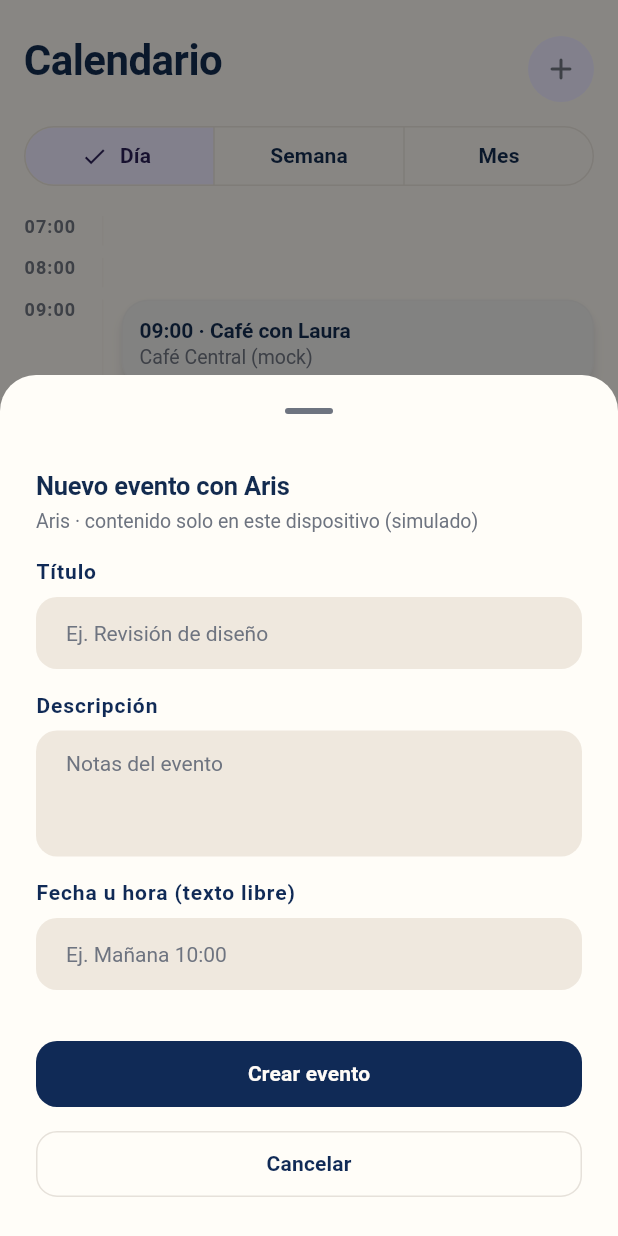
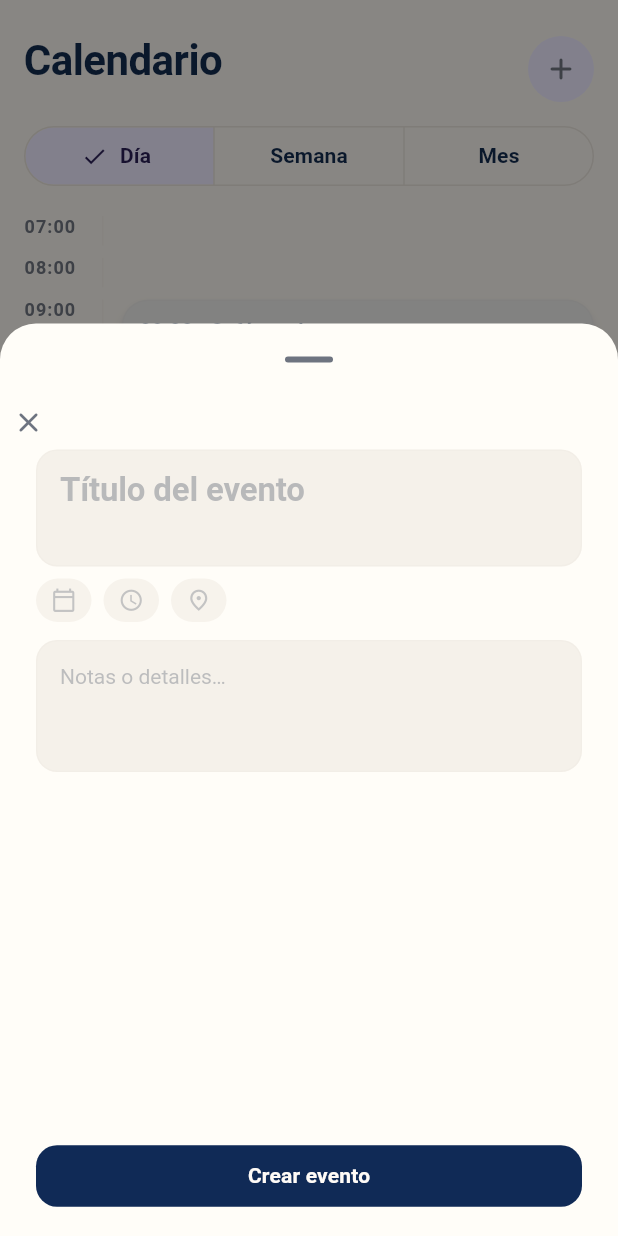
Before and after one commit to jmpmonge/aris-flutter, a Flutter app: the screen it shows after launch, item 2 of the bottom bar chosen, after a tap on the "add" icon, on a phone screen of 412 x 824 dp. Run offline on Flutter 3.47's test engine with Material 3 defaults, Android fonts, the phone set to English and light mode, and no system bars; our stand-ins replace shared_preferences; network calls fail.

Commit message:
v0.49.22 alinea editor manual de calendario con tareas y elimina tono Aris
Co-authored-by: Cursor <cursoragent@cursor.com>

```diff
--- /dev/null
+++ b/lib/features/calendar/presentation/manual_event_editor_page.dart
@@ -0,0 +1,394 @@
+import 'package:flutter/material.dart';
+
+import '../../../core/services/local_action_service.dart';
+import '../../../shared/layout/breakpoints.dart';
+import '../../../theme/app_spacing.dart';
+import '../../tasks/presentation/manual_task_editor_page.dart';
+
+/// Editor manual de evento: sheet alto alineado con Tareas (v0.49.22).
+abstract final class ManualEventEditorPage {
+  static const double _sheetHeightFactor = 0.68;
+
+  static Future<void> show(BuildContext context) {
+    final scheme = Theme.of(context).colorScheme;
+    final width = MediaQuery.sizeOf(context).width;
+    final sheetConstraints = width > LayoutBreakpoints.webMobileFrameMaxWidth
+        ? BoxConstraints(maxWidth: LayoutBreakpoints.webMobileFrameMaxWidth)
+        : null;
+
+    return showModalBottomSheet<void>(
+      context: context,
+      isScrollControlled: true,
+      useSafeArea: true,
+      showDragHandle: true,
+      backgroundColor: scheme.surface,
+      barrierColor: scheme.scrim.withValues(alpha: 0.45),
+      constraints: sheetConstraints,
+      shape: const RoundedRectangleBorder(
+        borderRadius: BorderRadius.vertical(
+          top: Radius.circular(AppSpacing.radiusXl),
+        ),
+      ),
+      builder: (ctx) {
+        final viewBottom = MediaQuery.viewInsetsOf(ctx).bottom;
+        final sheetH = MediaQuery.sizeOf(ctx).height * _sheetHeightFactor;
+        return Padding(
+          padding: EdgeInsets.only(bottom: viewBottom),
+          child: SizedBox(
+            height: sheetH,
+            child: const _ManualEventEditorSheet(),
+          ),
+        );
+      },
+    );
+  }
+}
+
+class _ManualEventEditorSheet extends StatefulWidget {
+  const _ManualEventEditorSheet();
+
+  @override
+  State<_ManualEventEditorSheet> createState() => _ManualEventEditorSheetState();
+}
+
+class _ManualEventEditorSheetState extends State<_ManualEventEditorSheet> {
+  final _title = TextEditingController();
+  final _notes = TextEditingController();
+  final _notesFocus = FocusNode();
+
+  DateTime? _date;
+  TimeOfDay? _time;
+  String _location = '';
+  String? _titleError;
+
+  static const _monthsShort = <String>[
+    'ene',
+    'feb',
+    'mar',
+    'abr',
+    'may',
+    'jun',
+    'jul',
+    'ago',
+    'sep',
+    'oct',
+    'nov',
+    'dic',
+  ];
+
+  @override
+  void dispose() {
+    _title.dispose();
+    _notes.dispose();
+    _notesFocus.dispose();
+    super.dispose();
+  }
+
+  String _dateLabel(DateTime d) => '${d.day} ${_monthsShort[d.month - 1]}';
+
+  String _timeLabel(TimeOfDay t) {
+    final h = t.hour.toString().padLeft(2, '0');
+    final m = t.minute.toString().padLeft(2, '0');
+    return '$h:$m';
+  }
+
+  String? _whenText() {
+    final parts = <String>[];
+    if (_date != null) parts.add(_dateLabel(_date!));
+    if (_time != null) parts.add(_timeLabel(_time!));
+    if (parts.isEmpty) return null;
+    return parts.join(' · ');
+  }
+
+  InputDecoration _fieldDecoration(
+    String hint,
+    TextStyle? hintStyle, {
+    String? errorText,
+  }) {
+    return InputDecoration(
+      border: InputBorder.none,
+      enabledBorder: InputBorder.none,
+      focusedBorder: InputBorder.none,
+      errorBorder: InputBorder.none,
+      focusedErrorBorder: InputBorder.none,
+      filled: false,
+      hintText: hint,
+      hintStyle: hintStyle,
+      errorText: errorText,
+      contentPadding: EdgeInsets.zero,
+      isDense: true,
+      isCollapsed: true,
+    );
+  }
+
+  Widget _textSurface({required Widget child}) {
+    final scheme = Theme.of(context).colorScheme;
+    return DecoratedBox(
+      decoration: BoxDecoration(
+        color: scheme.surfaceContainerHighest.withValues(alpha: 0.42),
+        borderRadius: BorderRadius.circular(AppSpacing.radiusMd),
+        border: Border.all(
+          color: scheme.outline.withValues(alpha: 0.18),
+        ),
+      ),
+      child: Padding(
+        padding: const EdgeInsets.symmetric(
+          horizontal: AppSpacing.md,
+          vertical: AppSpacing.sm + 2,
+        ),
+        child: child,
+      ),
+    );
+  }
+
+  Future<void> _pickDate() async {
+    final now = DateTime.now();
+    final picked = await showDatePicker(
+      context: context,
+      initialDate: _date ?? now,
+      firstDate: now.subtract(const Duration(days: 1)),
+      lastDate: now.add(const Duration(days: 365 * 3)),
+    );
+    if (!mounted || picked == null) return;
+    setState(() => _date = DateTime(picked.year, picked.month, picked.day));
+  }
+
+  Future<void> _pickTime() async {
+    final picked = await showTimePicker(
+      context: context,
+      initialTime: _time ?? TimeOfDay.now(),
+    );
+    if (!mounted || picked == null) return;
+    setState(() => _time = picked);
+  }
+
+  Future<void> _editLocation() async {
+    final ctrl = TextEditingController(text: _location);
+    final result = await showDialog<String>(
+      context: context,
+      builder: (ctx) {
+        return AlertDialog(
+          title: const Text('Ubicación'),
+          content: TextField(
+            controller: ctrl,
+            autofocus: true,
+            decoration: const InputDecoration(
+              hintText: 'Ej. Oficina, Zoom…',
+            ),
+          ),
+          actions: [
+            TextButton(
+              onPressed: () => Navigator.pop(ctx),
+              child: const Text('Cancelar'),
+            ),
+            FilledButton(
+              onPressed: () => Navigator.pop(ctx, ctrl.text.trim()),
+              child: const Text('Listo'),
+            ),
+          ],
+        );
+      },
+    );
+    ctrl.dispose();
+    if (!mounted || result == null) return;
+    setState(() => _location = result);
+  }
+
+  void _submit() {
+    final t = _title.text.trim();
+    if (t.isEmpty) {
+      setState(() => _titleError = 'Escribe un título');
+      return;
+    }
+
+    final noteText = _notes.text.trim();
+    final descParts = <String>[];
+    if (noteText.isNotEmpty) descParts.add(noteText);
+    if (_location.isNotEmpty) descParts.add(_location);
+
+    LocalActionService.createEvent(
+      title: t,
+      description: descParts.isEmpty ? null : descParts.join('\n'),
+      dateText: _whenText(),
+    );
+    Navigator.of(context).pop();
+  }
+
+  Widget _metaChip({
+    required IconData icon,
+    required bool active,
+    required VoidCallback onTap,
+    String? valueLabel,
+    bool iconOnly = false,
+  }) {
+    final scheme = Theme.of(context).colorScheme;
+    final tt = Theme.of(context).textTheme;
+    final color = active
+        ? TaskManualEditorAccent.metaActive
+        : scheme.onSurfaceVariant.withValues(alpha: 0.38);
+    final iconSize = iconOnly ? 18.0 : 17.0;
+
+    return Material(
+      color: active
+          ? TaskManualEditorAccent.metaActive.withValues(alpha: 0.14)
+          : scheme.surfaceContainerHighest.withValues(alpha: 0.35),
+      borderRadius: BorderRadius.circular(20),
+      child: InkWell(
+        onTap: onTap,
+        borderRadius: BorderRadius.circular(20),
+        child: Padding(
+          padding: EdgeInsets.symmetric(
+            horizontal: iconOnly ? 8 : 10,
+            vertical: 6,
+          ),
+          child: Row(
+            mainAxisSize: MainAxisSize.min,
+            children: [
+              Icon(icon, size: iconSize, color: color),
+              if (!iconOnly && valueLabel != null && valueLabel.isNotEmpty) ...[
+                const SizedBox(width: 5),
+                Text(
+                  valueLabel,
+                  style: tt.labelSmall?.copyWith(
+                    color: color,
+                    fontWeight: FontWeight.w600,
+                    letterSpacing: 0.1,
+                  ),
+                ),
+              ],
+            ],
+          ),
+        ),
+      ),
+    );
+  }
+
+  @override
+  Widget build(BuildContext context) {
+    final scheme = Theme.of(context).colorScheme;
+    final tt = Theme.of(context).textTheme;
+
+    final titleStyle = tt.titleLarge?.copyWith(
+      fontWeight: FontWeight.w700,
+      height: 1.15,
+      fontSize: 22,
+      color: scheme.onSurface,
+    );
+    final bodyStyle = tt.bodyMedium?.copyWith(
+      height: 1.4,
+      color: scheme.onSurface,
+    );
+    final titleHint = titleStyle?.copyWith(
+      color: scheme.onSurfaceVariant.withValues(alpha: 0.45),
+      fontWeight: FontWeight.w600,
+    );
+    final bodyHint = bodyStyle?.copyWith(
+      color: scheme.onSurfaceVariant.withValues(alpha: 0.42),
+    );
+
+    final locationLabel = _location.isEmpty
+        ? null
+        : (_location.length > 14 ? '${_location.substring(0, 14)}…' : _location);
+
+    return Column(
+      crossAxisAlignment: CrossAxisAlignment.stretch,
+      children: [
+        Align(
+          alignment: Alignment.centerLeft,
+          child: IconButton(
+            visualDensity: VisualDensity.compact,
+            icon: const Icon(Icons.close_rounded, size: 22),
+            tooltip: 'Cerrar',
+            onPressed: () => Navigator.of(context).pop(),
+          ),
+        ),
+        Expanded(
+          child: SingleChildScrollView(
+            padding: const EdgeInsets.fromLTRB(
+              AppSpacing.lg,
+              0,
+              AppSpacing.lg,
+              AppSpacing.sm,
+            ),
+            child: Column(
+              crossAxisAlignment: CrossAxisAlignment.stretch,
+              children: [
+                _textSurface(
+                  child: TextField(
+                    controller: _title,
+                    style: titleStyle,
+                    maxLines: 2,
+                    textInputAction: TextInputAction.next,
+                    onSubmitted: (_) => _notesFocus.requestFocus(),
+                    decoration: _fieldDecoration(
+                      'Título del evento',
+                      titleHint,
+                      errorText: _titleError,
+                    ),
+                  ),
+                ),
+                const SizedBox(height: AppSpacing.xs),
+                Row(
+                  children: [
+                    _metaChip(
+                      icon: Icons.calendar_today_outlined,
+                      active: _date != null,
+                      onTap: _pickDate,
+                      valueLabel: _date != null ? _dateLabel(_date!) : null,
+                    ),
+                    const SizedBox(width: AppSpacing.xs),
+                    _metaChip(
+                      icon: Icons.schedule_outlined,
+                      active: _time != null,
+                      onTap: _pickTime,
+                      valueLabel: _time != null ? _timeLabel(_time!) : null,
+                    ),
+                    const SizedBox(width: AppSpacing.xs),
+                    _metaChip(
+                      icon: Icons.place_outlined,
+                      active: _location.isNotEmpty,
+                      onTap: _editLocation,
+                      valueLabel: locationLabel,
+                    ),
+                  ],
+                ),
+                const SizedBox(height: AppSpacing.sm),
+                _textSurface(
+                  child: TextField(
+                    controller: _notes,
+                    focusNode: _notesFocus,
+                    style: bodyStyle,
+                    minLines: 3,
+                    maxLines: 6,
+                    textAlignVertical: TextAlignVertical.top,
+                    keyboardType: TextInputType.multiline,
+                    decoration: _fieldDecoration('Notas o detalles…', bodyHint),
+                  ),
+                ),
+              ],
+            ),
+          ),
+        ),
+        Padding(
+          padding: const EdgeInsets.fromLTRB(
+            AppSpacing.lg,
+            AppSpacing.xs,
+            AppSpacing.lg,
+            AppSpacing.md,
+          ),
+          child: FilledButton(
+            onPressed: _submit,
+            style: FilledButton.styleFrom(
+              elevation: 0,
+              padding: const EdgeInsets.symmetric(vertical: 12),
+              shape: RoundedRectangleBorder(
+                borderRadius: BorderRadius.circular(AppSpacing.radiusMd),
+              ),
+            ),
+            child: const Text('Crear evento'),
+          ),
+        ),
+      ],
+    );
+  }
+}
--- a/lib/shared/widgets/local_action_form_sheet.dart
+++ b/lib/shared/widgets/local_action_form_sheet.dart
@@ -1,6 +1,7 @@
 import 'package:flutter/material.dart';
 
 import '../../core/services/local_action_service.dart';
+import '../../features/calendar/presentation/manual_event_editor_page.dart';
 import '../../features/notes/presentation/manual_note_canvas_sheet.dart';
 import '../../features/tasks/presentation/manual_task_editor_page.dart';
 import '../../theme/app_spacing.dart';
@@ -26,7 +27,7 @@ abstract final class LocalActionFormSheet {
   }
 
   static Future<void> showEventForm(BuildContext context) {
-    return _open(context, const _EventFormBody());
+    return ManualEventEditorPage.show(context);
   }
 
   static Future<void> showMailForm(BuildContext context) {
@@ -94,89 +95,6 @@ abstract final class LocalActionFormSheet {
               height: 1.35,
             ),
           ),
-        ],
-      ),
-    );
-  }
-}
-
-class _EventFormBody extends StatefulWidget {
-  const _EventFormBody();
-
-  @override
-  State<_EventFormBody> createState() => _EventFormBodyState();
-}
-
-class _EventFormBodyState extends State<_EventFormBody> {
-  final _title = TextEditingController();
-  final _description = TextEditingController();
-  final _when = TextEditingController();
-  String? _titleError;
-
-  @override
-  void dispose() {
-    _title.dispose();
-    _description.dispose();
-    _when.dispose();
-    super.dispose();
-  }
-
-  void _submit() {
-    final t = _title.text.trim();
-    if (t.isEmpty) {
-      setState(() => _titleError = 'Añade un título');
-      return;
-    }
-    setState(() => _titleError = null);
-    LocalActionService.createEvent(
-      title: t,
-      description: _description.text.trim().isEmpty
-          ? null
-          : _description.text.trim(),
-      dateText: _when.text.trim().isEmpty ? null : _when.text.trim(),
-    );
-    Navigator.of(context).pop();
-  }
-
-  @override
-  Widget build(BuildContext context) {
-    final scheme = Theme.of(context).colorScheme;
-
-    return SingleChildScrollView(
-      padding: LocalActionFormSheet._paddingFor(context),
-      child: Column(
-        crossAxisAlignment: CrossAxisAlignment.stretch,
-        children: [
-          LocalActionFormSheet._sheetHeader(context, 'Nuevo evento con Aris'),
-          const FormSectionTitle('Título'),
-          AppTextField(
-            controller: _title,
-            hint: 'Ej. Revisión de diseño',
-            errorText: _titleError,
-            textInputAction: TextInputAction.next,
-          ),
-          const SizedBox(height: AppSpacing.md),
-          const FormSectionTitle('Descripción'),
-          AppTextField(
-            controller: _description,
-            maxLines: 3,
-            hint: 'Notas del evento',
-          ),
-          const SizedBox(height: AppSpacing.md),
-          const FormSectionTitle('Fecha u hora (texto libre)'),
-          AppTextField(
-            controller: _when,
-            hint: 'Ej. Mañana 10:00',
-          ),
-          const SizedBox(height: AppSpacing.xl),
-          AppFormButton(label: 'Crear evento', onPressed: _submit),
-          const SizedBox(height: AppSpacing.sm),
-          AppFormButton(
-            label: 'Cancelar',
-            primary: false,
-            onPressed: () => Navigator.of(context).pop(),
-          ),
-          SizedBox(height: scheme.brightness == Brightness.dark ? 8 : 0),
         ],
       ),
     );
```
